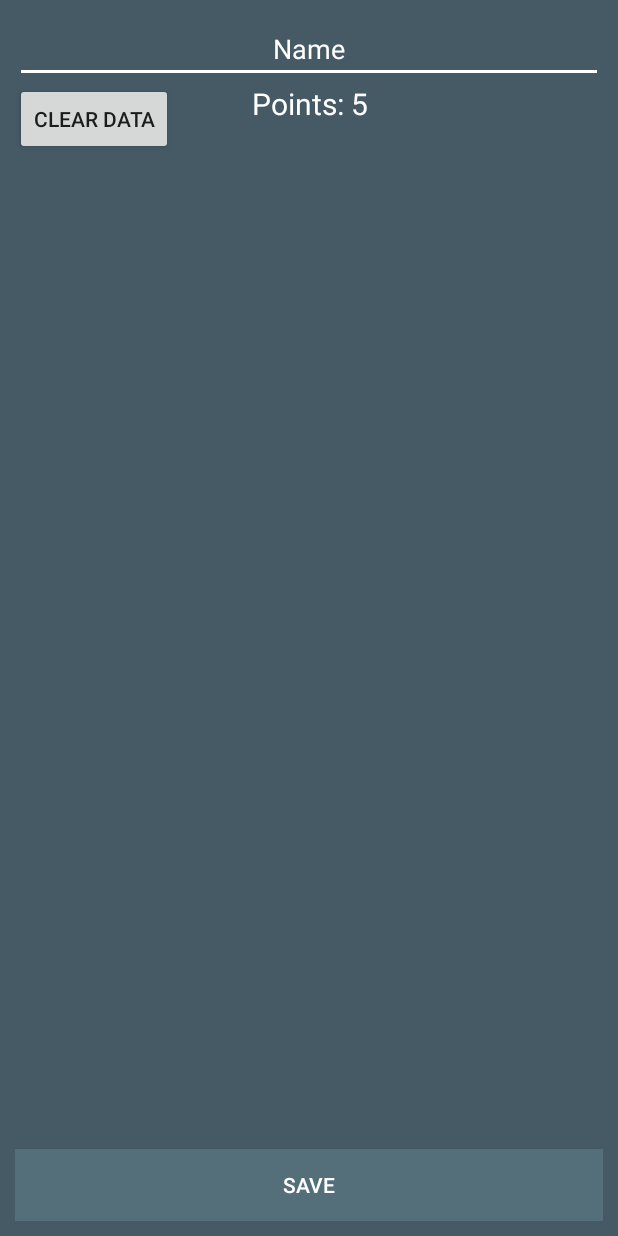
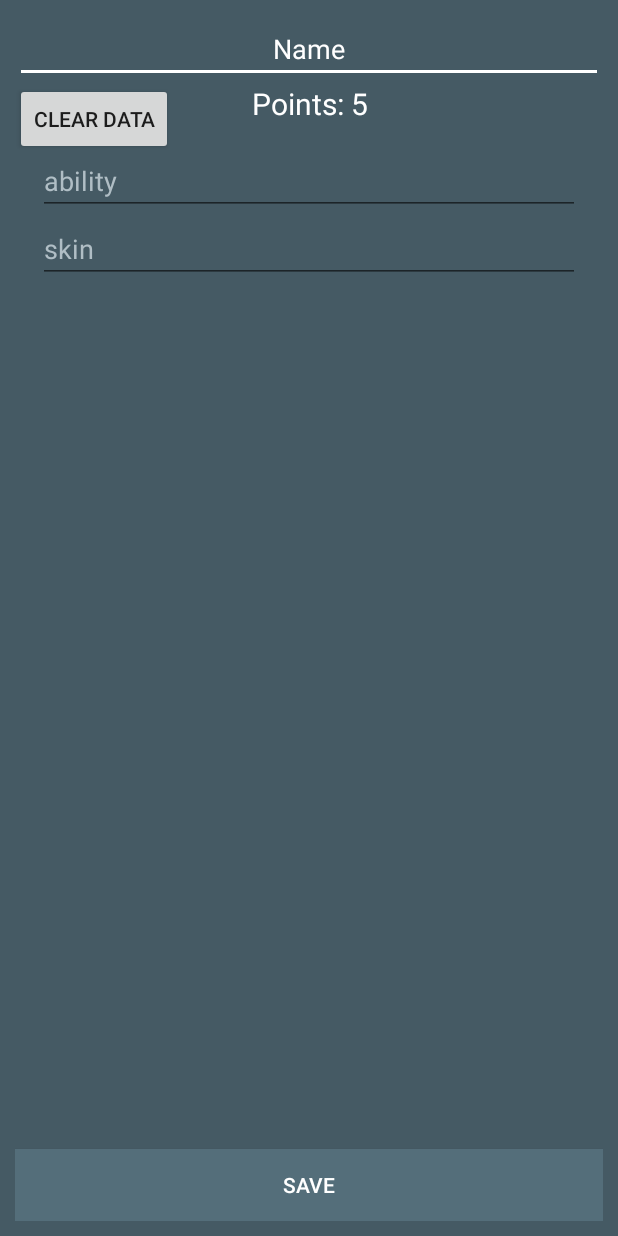
Before and after one commit to OleksandrDemian/SpaceJoystick, an Android app: the layout ship_fragment.xml on its own in the app's theme, with its tools: preview values and no code run, on a phone screen of 412 x 824 dp. Run offline under Robolectric (Android 15) with nearby library versions, the phone set to English and light mode, and no system bars.

Commit message:
Attribute_Layout
Add a layout for attributes

```diff
--- a/app/src/main/java/com/example/oleksandr/spacejoystick/PlayerData.java
+++ b/app/src/main/java/com/example/oleksandr/spacejoystick/PlayerData.java
@@ -101,6 +101,10 @@ public class PlayerData {
         return null;
     }
 
+    public int getAttributesCount(){
+        return attributes.size();
+    }
+
     public void decresePoints(){
         points --;
     }
--- a/app/src/main/res/layout/ship_fragment.xml
+++ b/app/src/main/res/layout/ship_fragment.xml
@@ -55,6 +55,21 @@
                     android:id="@+id/shipAttributesLayout"
                     android:padding="15sp">
 
+                    <EditText
+                        android:layout_width="match_parent"
+                        android:layout_height="wrap_content"
+                        android:inputType="number"
+                        android:ems="10"
+                        android:id="@+id/txtAbilityID"
+                        android:hint="ability" />
+
+                    <EditText
+                        android:layout_width="match_parent"
+                        android:layout_height="wrap_content"
+                        android:ems="10"
+                        android:id="@+id/txtShipSkinID"
+                        android:inputType="number"
+                        android:hint="skin" />
                 </LinearLayout>
             </ScrollView>
 
@@ -74,8 +89,7 @@
                 android:layout_width="wrap_content"
                 android:layout_height="wrap_content"
                 android:id="@+id/btnClear"
-                android:layout_alignBaseline="@+id/relativeLayout"
-                android:layout_alignBottom="@+id/relativeLayout"
+                android:layout_alignParentTop="true"
                 android:layout_alignParentStart="true" />
 
         </RelativeLayout>
```
Also changed, not shown: app/src/main/java/com/example/oleksandr/spacejoystick/ShipScreen.java (+35 -37 lines), app/src/main/java/com/example/oleksandr/spacejoystick/Utils.java (added, +17 -0 lines), app/src/main/res/layout/attribute_layout.xml (added, +48 -0 lines), app/src/main/res/layout/ship_skin_choser.xml (added, +13 -0 lines).
